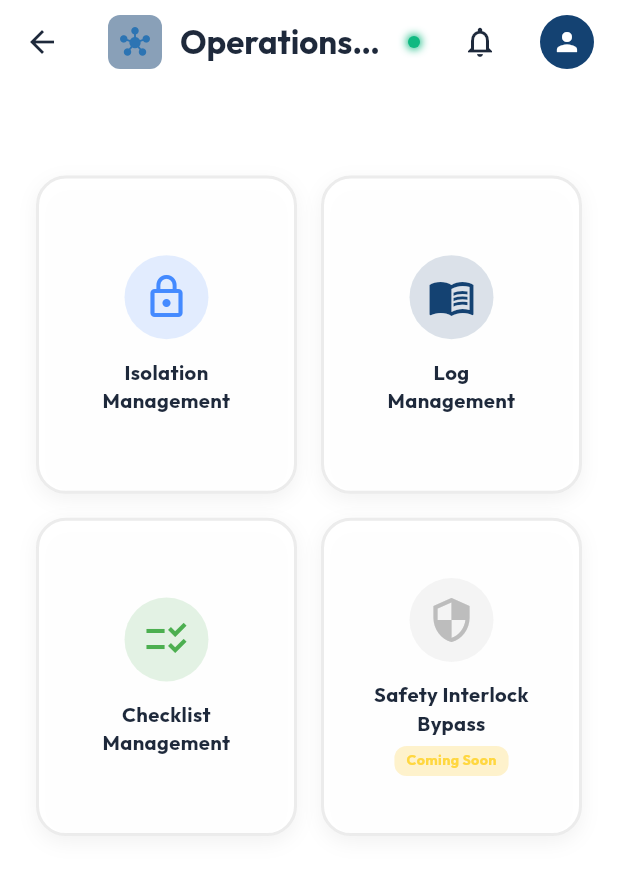
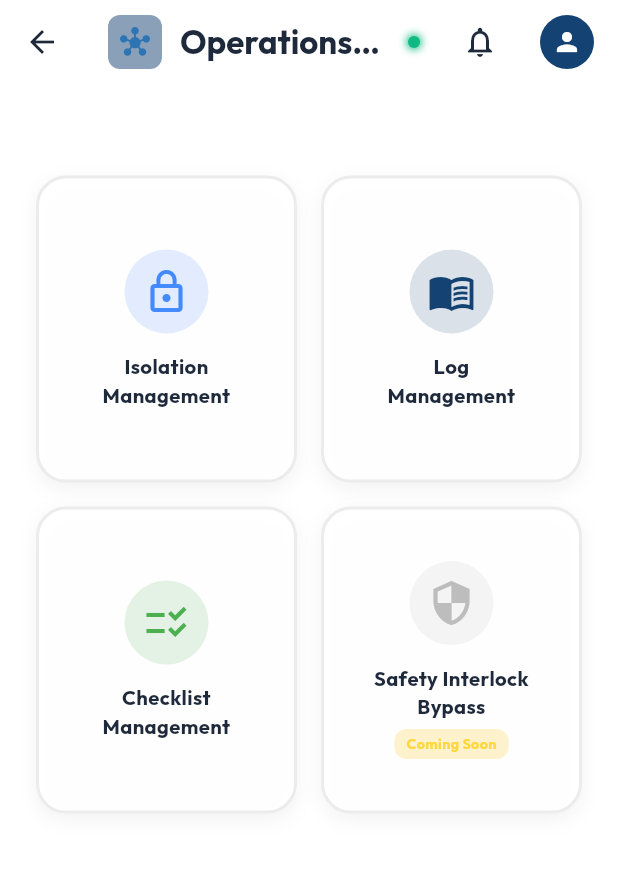
Before and after one commit to aswathcp/assetpulse-pro, a Flutter app: the OperationsTab screen opened directly, on a phone screen of 412 x 824 dp. Shown: the top 875 px of the screen. Run offline on Flutter 3.47's test engine with Material 3 defaults, Android fonts, the phone set to English and light mode, and no system bars; our stand-ins replace cloud_firestore, file_picker, firebase_auth, firebase_core, fl_chart, flutter_animate and 9 more; missing offline and left inert: dart:html, excel, mobile_scanner, nfc_manager, nfc_manager_ndef; accounts and stored records are empty.

Commit message:
fix(operations): clamp scroll bounds strictly to viewport height, zero overscroll

```diff
--- a/lib/features/operations/presentation/pages/operations_tab.dart
+++ b/lib/features/operations/presentation/pages/operations_tab.dart
@@ -20,8 +20,14 @@ class OperationsTab extends StatelessWidget {
       appBar: const CustomAppBar(title: 'Operations Center'),
       body: ResponsiveContentWrapper(
         maxWidth: 1320,
-        child: SingleChildScrollView(
-          padding: const EdgeInsets.fromLTRB(24, 16, 24, 120),
+        child: LayoutBuilder(
+          builder: (context, constraints) {
+            return SingleChildScrollView(
+              physics: const ClampingScrollPhysics(),
+              child: ConstrainedBox(
+                constraints: BoxConstraints(minHeight: constraints.maxHeight),
+                child: Padding(
+                  padding: const EdgeInsets.symmetric(horizontal: 24, vertical: 16),
                   child: Column(
                     crossAxisAlignment: CrossAxisAlignment.stretch,
                     children: [
@@ -36,7 +42,7 @@ class OperationsTab extends StatelessWidget {
                         physics: const NeverScrollableScrollPhysics(),
                         crossAxisSpacing: 16,
                         mainAxisSpacing: 16,
-                childAspectRatio: ResponsiveLayout.isDesktop(context) ? 1.25 : 0.82,
+                        childAspectRatio: ResponsiveLayout.isDesktop(context) ? 1.25 : 0.85,
                         children: [
                           StreamBuilder<List<IsolationPermitModel>>(
                             stream: FirestoreService().getActiveIsolationsStream(
@@ -82,6 +88,10 @@ class OperationsTab extends StatelessWidget {
                       ),
                     ],
                   ),
+                ),
+              ),
+            );
+          },
         ),
       ),
     );
```
Lines whose indentation alone changed are shown as unchanged.
